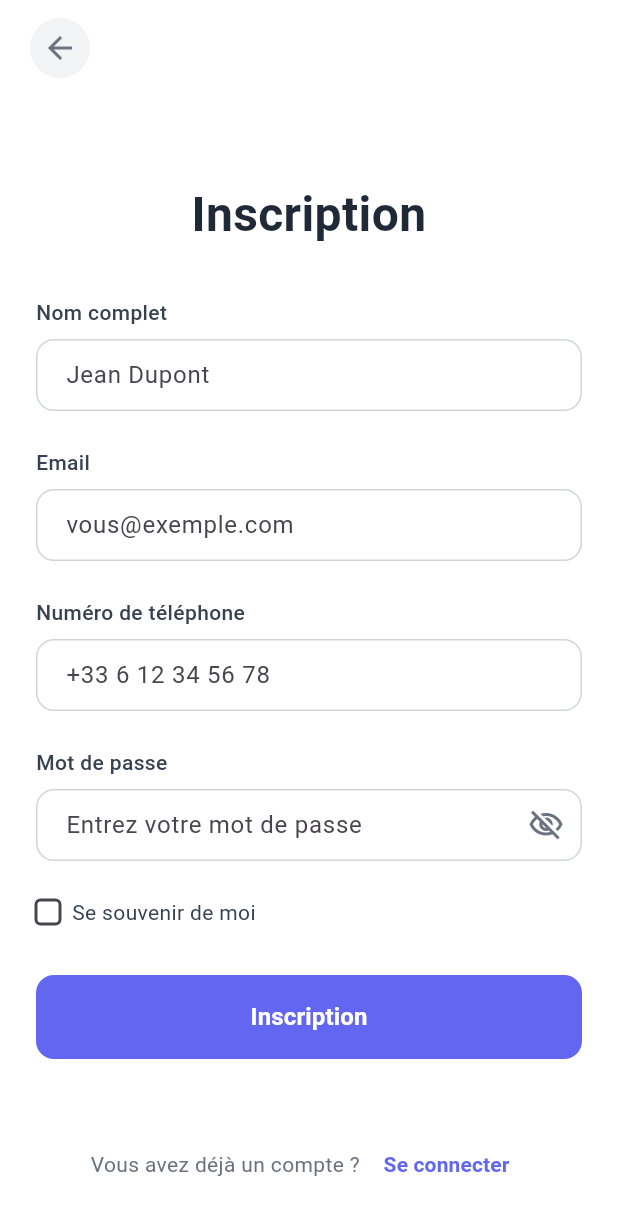
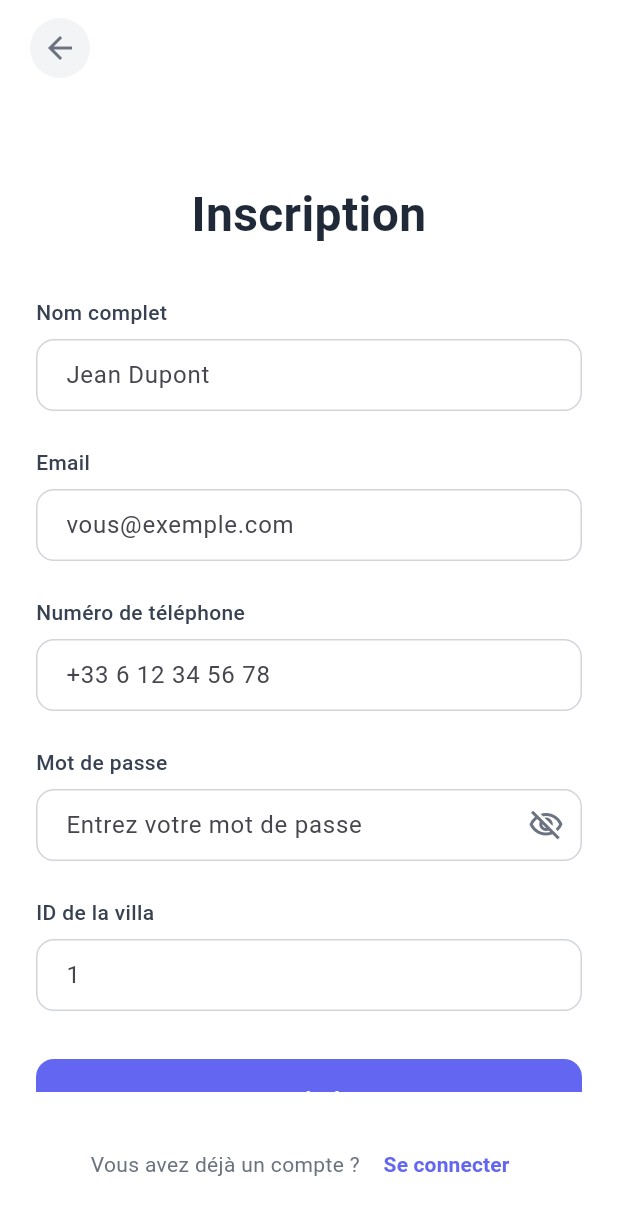
Before and after one commit to vincenthacky/mobile_gest_city, a Flutter app: the RegisterPage screen opened by its route, on a phone screen of 412 x 824 dp. Shown: the top 1215 px of the screen. Run offline on Flutter 3.47's test engine with Material 3 defaults, Android fonts, the phone set to English and light mode, and no system bars; our stand-ins replace camera, device_info_plus, dio, flutter_dotenv, flutter_secure_storage, go_router and 3 more; accounts and stored records are empty.

Commit message:
register ok

```diff
--- a/lib/bootstrap.dart
+++ b/lib/bootstrap.dart
@@ -6,6 +6,7 @@ import 'core/network/dio_client.dart';
 import 'core/utils/app_router.dart';
 import 'core/controller/home_controller.dart';
 import 'features/authentication/controller/auth_controller.dart';
+import 'features/authentication/controller/register_controller.dart';
 import 'features/cotisations/controller/cotisations_controller.dart';
 import 'features/cotisations/controller/payment_proof_controller.dart';
 
@@ -31,6 +32,9 @@ class GestCityApp extends StatelessWidget {
       providers: [
         ChangeNotifierProvider(
           create: (_) => AuthController(),
+        ),
+        ChangeNotifierProvider(
+          create: (_) => RegisterController(),
         ),
         ChangeNotifierProvider(
           create: (_) => HomeController(),
--- /dev/null
+++ b/lib/features/authentication/model/register_models.dart
@@ -0,0 +1,85 @@
+class RegisterRequest {
+  final String fullName;
+  final String email;
+  final String password;
+  final String phone;
+  final String villaId;
+  final String birthday;
+
+  RegisterRequest({
+    required this.fullName,
+    required this.email,
+    required this.password,
+    required this.phone,
+    required this.villaId,
+    required this.birthday,
+  });
+
+  Map<String, dynamic> toJson() {
+    return {
+      'full_name': fullName,
+      'email': email,
+      'password': password,
+      'phone': phone,
+      'villa_id': villaId,
+      'birthday': birthday,
+    };
+  }
+}
+
+class RegisterResponse {
+  final bool success;
+  final int statusCode;
+  final String message;
+  final UserData? data;
+
+  RegisterResponse({
+    required this.success,
+    required this.statusCode,
+    required this.message,
+    this.data,
+  });
+
+  factory RegisterResponse.fromJson(Map<String, dynamic> json) {
+    return RegisterResponse(
+      success: json['success'] ?? false,
+      statusCode: json['status_code'] ?? 500,
+      message: json['message'] ?? '',
+      data: json['data'] != null ? UserData.fromJson(json['data']) : null,
+    );
+  }
+
+  bool get isSuccess => success && statusCode >= 200 && statusCode < 300;
+}
+
+class UserData {
+  final int id;
+  final String fullName;
+  final String email;
+  final String phone;
+  final int villaId;
+  final String? imageUrl;
+  final String role;
+
+  UserData({
+    required this.id,
+    required this.fullName,
+    required this.email,
+    required this.phone,
+    required this.villaId,
+    this.imageUrl,
+    required this.role,
+  });
+
+  factory UserData.fromJson(Map<String, dynamic> json) {
+    return UserData(
+      id: json['id'] ?? 0,
+      fullName: json['full_name'] ?? '',
+      email: json['email'] ?? '',
+      phone: json['phone'] ?? '',
+      villaId: json['villa_id'] ?? 0,
+      imageUrl: json['image_url'],
+      role: json['role'] ?? '',
+    );
+  }
+}
--- a/lib/features/authentication/presentation/pages/register_page.dart
+++ b/lib/features/authentication/presentation/pages/register_page.dart
@@ -1,5 +1,7 @@
 import 'package:flutter/material.dart';
 import 'package:go_router/go_router.dart';
+import 'package:provider/provider.dart';
+import '../../controller/register_controller.dart';
 
 class RegisterPage extends StatefulWidget {
   const RegisterPage({super.key});
@@ -14,8 +16,8 @@ class _RegisterPageState extends State<RegisterPage> {
   final _emailController = TextEditingController();
   final _telephoneController = TextEditingController();
   final _motDePasseController = TextEditingController();
+  final _villaIdController = TextEditingController();
   bool _obscurePassword = true;
-  bool _rememberMe = false;
 
   @override
   void dispose() {
@@ -23,11 +25,14 @@ class _RegisterPageState extends State<RegisterPage> {
     _emailController.dispose();
     _telephoneController.dispose();
     _motDePasseController.dispose();
+    _villaIdController.dispose();
     super.dispose();
   }
 
   @override
   Widget build(BuildContext context) {
+    return Consumer<RegisterController>(
+      builder: (context, registerController, child) {
         return Scaffold(
       backgroundColor: Colors.white,
       body: SafeArea(
@@ -310,32 +315,59 @@ class _RegisterPageState extends State<RegisterPage> {
                             ],
                           ),
                           const SizedBox(height: 24),
-                          // Se souvenir de moi
-                          Row(
+                          // Villa ID
+                          Column(
+                            crossAxisAlignment: CrossAxisAlignment.start,
                             children: [
-                              SizedBox(
-                                height: 16,
-                                width: 16,
-                                child: Checkbox(
-                                  value: _rememberMe,
-                                  onChanged: (value) {
-                                    setState(() {
-                                      _rememberMe = value ?? false;
-                                    });
-                                  },
-                                  activeColor: const Color(0xFF6366F1),
-                                  shape: RoundedRectangleBorder(
-                                    borderRadius: BorderRadius.circular(4),
+                              const Text(
+                                'ID de la villa',
+                                style: TextStyle(
+                                  fontSize: 14,
+                                  fontWeight: FontWeight.w500,
+                                  color: Color(0xFF374151),
                                 ),
                               ),
+                              const SizedBox(height: 8),
+                              TextFormField(
+                                controller: _villaIdController,
+                                decoration: InputDecoration(
+                                  hintText: '1',
+                                  filled: true,
+                                  fillColor: Colors.white,
+                                  border: OutlineInputBorder(
+                                    borderRadius: BorderRadius.circular(12),
+                                    borderSide: const BorderSide(
+                                      color: Color(0xFFD1D5DB),
                                     ),
-                              const SizedBox(width: 8),
-                              const Text(
-                                'Se souvenir de moi',
-                                style: TextStyle(
-                                  fontSize: 14,
-                                  color: Color(0xFF374151),
                                   ),
+                                  enabledBorder: OutlineInputBorder(
+                                    borderRadius: BorderRadius.circular(12),
+                                    borderSide: const BorderSide(
+                                      color: Color(0xFFD1D5DB),
+                                    ),
+                                  ),
+                                  focusedBorder: OutlineInputBorder(
+                                    borderRadius: BorderRadius.circular(12),
+                                    borderSide: const BorderSide(
+                                      color: Color(0xFF6366F1),
+                                      width: 2,
+                                    ),
+                                  ),
+                                  contentPadding: const EdgeInsets.symmetric(
+                                    horizontal: 16,
+                                    vertical: 12,
+                                  ),
+                                ),
+                                keyboardType: TextInputType.number,
+                                validator: (value) {
+                                  if (value == null || value.isEmpty) {
+                                    return 'Veuillez entrer l\'ID de votre villa';
+                                  }
+                                  if (int.tryParse(value) == null) {
+                                    return 'Veuillez entrer un ID valide';
+                                  }
+                                  return null;
+                                },
                               ),
                             ],
                           ),
@@ -345,16 +377,27 @@ class _RegisterPageState extends State<RegisterPage> {
                             width: double.infinity,
                             height: 56,
                             child: ElevatedButton(
-                              onPressed: _register,
+                              onPressed: registerController.isLoading ? null : () => _register(registerController),
                               style: ElevatedButton.styleFrom(
                                 backgroundColor: const Color(0xFF6366F1),
                                 foregroundColor: Colors.white,
+                                disabledBackgroundColor: const Color(0xFFE5E7EB),
+                                disabledForegroundColor: const Color(0xFF9CA3AF),
                                 shape: RoundedRectangleBorder(
                                   borderRadius: BorderRadius.circular(12),
                                 ),
                                 elevation: 0,
                               ),
-                              child: const Text(
+                              child: registerController.isLoading
+                                ? const SizedBox(
+                                    width: 20,
+                                    height: 20,
+                                    child: CircularProgressIndicator(
+                                      strokeWidth: 2,
+                                      valueColor: AlwaysStoppedAnimation<Color>(Colors.white),
+                                    ),
+                                  )
+                                : const Text(
                                     'Inscription',
                                     style: TextStyle(
                                       fontSize: 16,
@@ -404,15 +447,41 @@ class _RegisterPageState extends State<RegisterPage> {
       ),
     );
       }
+    );
+  }
 
-  void _register() {
+  Future<void> _register(RegisterController registerController) async {
     if (_formKey.currentState!.validate()) {
+      final success = await registerController.register(
+        fullName: _nomCompletController.text.trim(),
+        email: _emailController.text.trim(),
+        password: _motDePasseController.text.trim(),
+        phone: _telephoneController.text.trim(),
+        villaId: _villaIdController.text.trim(),
+      );
+
+      if (!mounted) return;
+
+      if (success) {
         ScaffoldMessenger.of(context).showSnackBar(
-        const SnackBar(
-          content: Text('Fonctionnalité d\'inscription en cours de développement'),
-          backgroundColor: Color(0xFF6366F1),
+          SnackBar(
+            content: Text(registerController.successMessage ?? 'Inscription réussie !'),
+            backgroundColor: const Color(0xFF10B981),
+            duration: const Duration(seconds: 3),
+          ),
+        );
+
+        // Rediriger vers la page de connexion
+        context.go('/login');
+      } else {
+        ScaffoldMessenger.of(context).showSnackBar(
+          SnackBar(
+            content: Text(registerController.errorMessage ?? 'Erreur lors de l\'inscription'),
+            backgroundColor: Colors.red,
+            duration: const Duration(seconds: 4),
           ),
         );
       }
     }
   }
+}
```
Also changed, not shown: lib/features/authentication/controller/register_controller.dart (added, +87 -0 lines), lib/features/authentication/data_source/register_data_source.dart (added, +40 -0 lines). Lines whose indentation alone changed are shown as unchanged.
